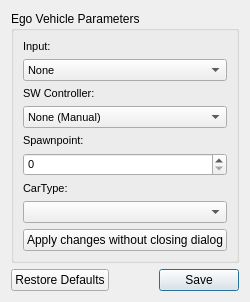
First picture: the form in modules/agentmanager/action/agents/ui/vehicle_settings_ui.ui, repository tud-hri/joan, before the edit.
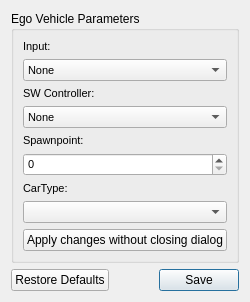
Second picture: the form after the edit.

The edit to the form file:
```diff
--- a/modules/agentmanager/action/agents/ui/vehicle_settings_ui.ui
+++ b/modules/agentmanager/action/agents/ui/vehicle_settings_ui.ui
@@ -73,7 +73,7 @@
         </property>
         <item>
          <property name="text">
-          <string>None (Manual)</string>
+          <string>None</string>
          </property>
         </item>
        </widget>
```
